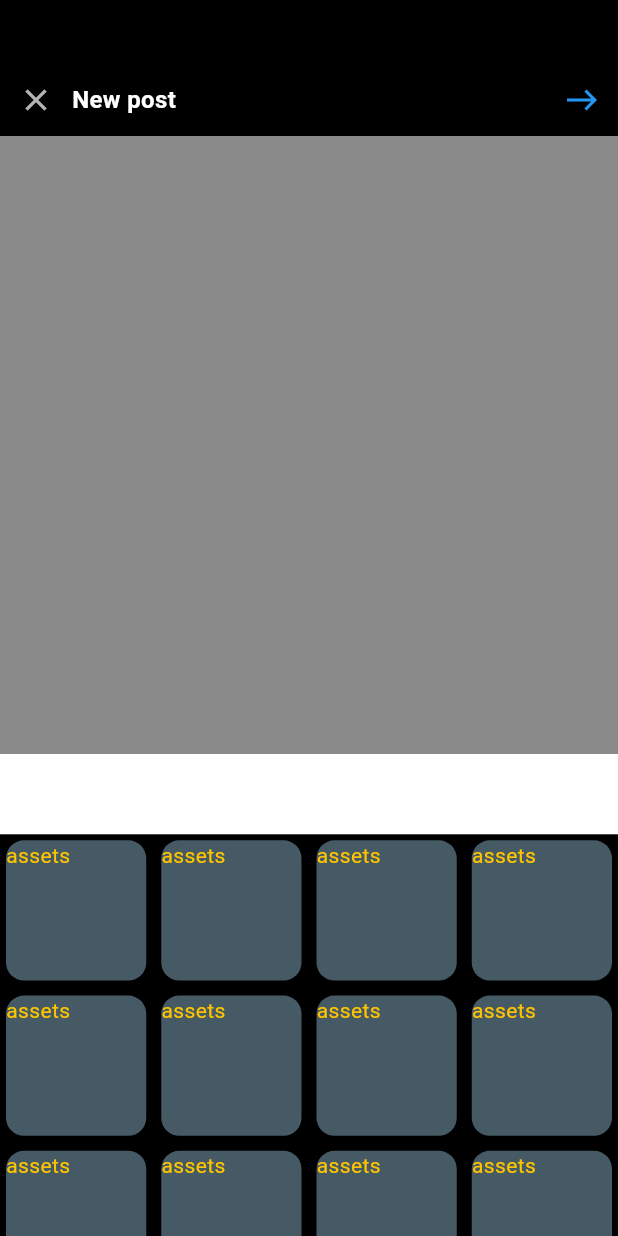
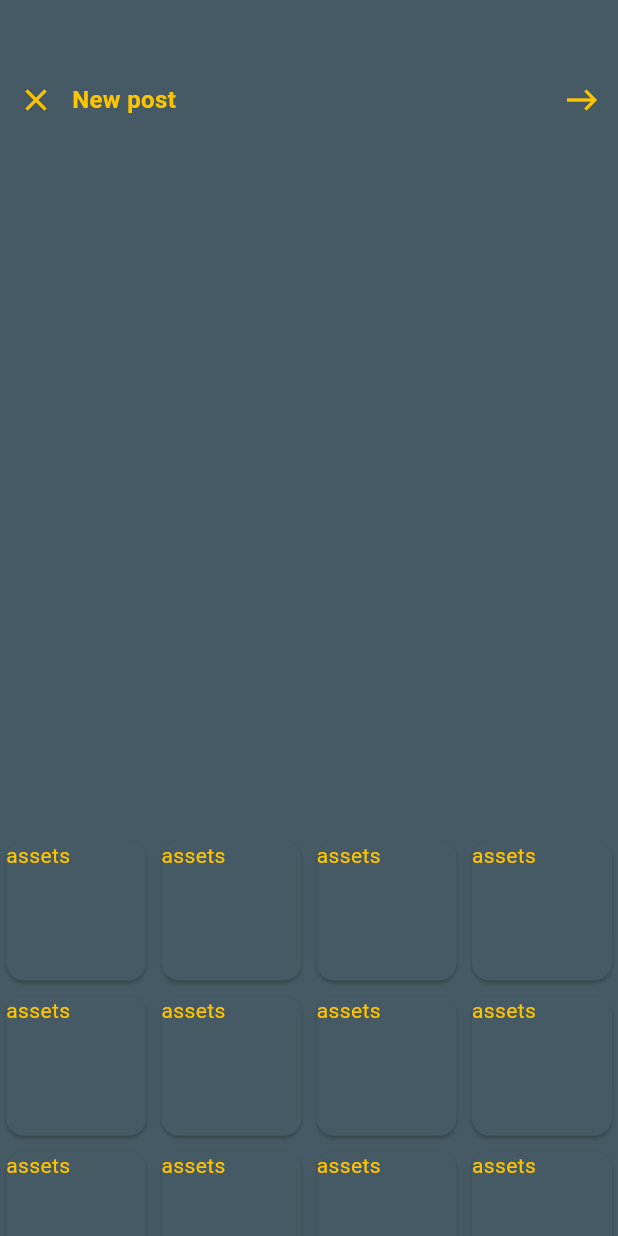
Before and after one commit to someonestaring/dungeon_master_death_dealer, a Flutter app: the ManualRegister screen opened directly, after a tap on "Next", after a tap on "Log in.", after a tap on the "control point" icon, on a phone screen of 412 x 824 dp. Run offline on Flutter 3.47's test engine with Material 2 defaults, Android fonts, the phone set to English and light mode, and no system bars; our stand-ins replace cloud_firestore, firebase_auth, firebase_core, firebase_messaging, google_fonts; missing offline and left inert: flutter_facebook_auth; accounts and stored records are empty.

Commit message:
comments out most of the override style stuff across screens, could/should change out widgets altogether to utilize theme better

```diff
--- a/lib/main.dart
+++ b/lib/main.dart
@@ -1,7 +1,6 @@
 import 'package:flutter/material.dart';
 import 'package:dungeon_master_death_dealer/screens/splish.dart';
 import 'package:dungeon_master_death_dealer/state/app_state.dart';
-import 'package:dungeon_master_death_dealer/themes/themes.dart';
 import 'package:firebase_core/firebase_core.dart';
 import 'firebase_options.dart';
 
--- a/lib/screens/!auth/ext/login.dart
+++ b/lib/screens/!auth/ext/login.dart
@@ -72,10 +72,11 @@ class LoginState extends State<Login> {
             'DM: DD',
             style: GoogleFonts.dancingScript(
               textStyle: const TextStyle(
-                  color: Colors.white70,
-                  fontSize: 42.0,
-                  // wordSpacing: 0.75,
-                  fontWeight: FontWeight.w900),
+                // color: Colors.white70,
+                fontSize: 42.0,
+                // wordSpacing: 0.75,
+                fontWeight: FontWeight.w900,
+              ),
             ),
           ),
         ),
@@ -94,11 +95,15 @@ class LoginState extends State<Login> {
                   ),
                   child: TextFormField(
                     controller: signInCont,
-                    style: const TextStyle(color: Colors.white38),
-                    decoration: InputDecoration(
+                    style: const TextStyle(
+                        // color: Colors.white38,
+                        ),
+                    decoration: const InputDecoration(
                       filled: true,
-                      fillColor: Colors.grey[800],
-                      hintStyle: const TextStyle(color: Colors.white38),
+                      // fillColor: Colors.grey[800],
+                      hintStyle: TextStyle(
+                          // color: Colors.white38,
+                          ),
                       hintText: 'Phone Number, Email, or Username',
                     ),
                     validator: (String? value) {
@@ -116,16 +121,20 @@ class LoginState extends State<Login> {
                   child: TextFormField(
                     controller: passCont,
                     obscureText: true,
-                    style: const TextStyle(color: Colors.white38),
-                    decoration: InputDecoration(
+                    style: const TextStyle(
+                        // color: Colors.white38,
+                        ),
+                    decoration: const InputDecoration(
                       filled: true,
-                      fillColor: Colors.grey[800],
+                      // fillColor: Colors.grey[800],
                       alignLabelWithHint: true,
-                      hintStyle: const TextStyle(color: Colors.white38),
+                      hintStyle: TextStyle(
+                          // color: Colors.white38,
+                          ),
                       hintText: 'Password',
-                      suffixIcon: const Icon(
+                      suffixIcon: Icon(
                         Icons.visibility_off,
-                        color: Colors.white38,
+                        // color: Colors.white38,
                       ),
                     ),
                     validator: (String? value) {
@@ -140,7 +149,9 @@ class LoginState extends State<Login> {
                   ),
                 ),
                 Padding(
-                  padding: const EdgeInsets.only(bottom: 0.0),
+                  padding: const EdgeInsets.only(
+                    bottom: 0.0,
+                  ),
                   child: SizedBox(
                     width: size.width,
                     child: ElevatedButton(
@@ -151,7 +162,9 @@ class LoginState extends State<Login> {
                           logIn();
                         }
                       },
-                      child: const Text('Log In'),
+                      child: const Text(
+                        'Log In',
+                      ),
                     ),
                   ),
                 ),
@@ -161,8 +174,8 @@ class LoginState extends State<Login> {
                     const Text(
                       'Forgot your login details?',
                       style: TextStyle(
-                        color: Colors.white70,
-                      ),
+                          // color: Colors.white70,
+                          ),
                     ),
                     TextButton(
                       onPressed: () {
@@ -171,7 +184,9 @@ class LoginState extends State<Login> {
                       child: const Text(
                         'Get help logging in.',
                         style: TextStyle(
-                            color: Colors.white, fontWeight: FontWeight.bold),
+                          // color: Colors.white,
+                          fontWeight: FontWeight.bold,
+                        ),
                       ),
                     ),
                   ],
@@ -183,20 +198,25 @@ class LoginState extends State<Login> {
                     children: [
                       Expanded(
                         child: Divider(
-                          color: Colors.white70,
-                        ),
+                            // color: Colors.white70,
+                            ),
                       ),
                       Padding(
-                        padding: EdgeInsets.only(left: 12, right: 12),
+                        padding: EdgeInsets.only(
+                          left: 12,
+                          right: 12,
+                        ),
                         child: Text(
                           'OR',
-                          style: TextStyle(color: Colors.white70),
+                          style: TextStyle(
+                              // color: Colors.white70,
+                              ),
                         ),
                       ),
                       Expanded(
                         child: Divider(
-                          color: Colors.white70,
-                        ),
+                            // color: Colors.white70,
+                            ),
                       ),
                     ],
                   ),
@@ -224,8 +244,13 @@ class LoginState extends State<Login> {
                   child: const Row(
                     mainAxisAlignment: MainAxisAlignment.center,
                     children: [
-                      Icon(Icons.facebook, color: Colors.white),
-                      Text('Login with Facebook')
+                      Icon(
+                        Icons.facebook,
+                        // color: Colors.white,
+                      ),
+                      Text(
+                        'Login with Facebook',
+                      )
                     ],
                   ),
                 )
@@ -269,7 +294,10 @@ class LoginState extends State<Login> {
 
   void navigate(BuildContext context) {
     Navigator.of(context).pushReplacement(
-        MaterialPageRoute(builder: (BuildContext context) => const Utility()));
+      MaterialPageRoute(
+        builder: (BuildContext context) => const Utility(),
+      ),
+    );
   }
 
   Future<void> getCountries() async {
@@ -372,11 +400,15 @@ class LoginState extends State<Login> {
                   TextFormField(
                     keyboardType: TextInputType.number,
                     controller: smsCont,
-                    style: const TextStyle(color: Colors.white38),
-                    decoration: InputDecoration(
+                    style: const TextStyle(
+                        // color: Colors.white38,
+                        ),
+                    decoration: const InputDecoration(
                       filled: true,
-                      fillColor: Colors.grey[800],
-                      hintStyle: const TextStyle(color: Colors.white38),
+                      // fillColor: Colors.grey[800],
+                      hintStyle: TextStyle(
+                          // color: Colors.white38,
+                          ),
                       hintText: 'SMS Code',
                     ),
                     validator: (String? value) {
@@ -493,7 +525,9 @@ class LoginState extends State<Login> {
           // print('parses number');
           if (!verification) {
             await auth.verifyPhoneNumber(
-              timeout: const Duration(seconds: 60),
+              timeout: const Duration(
+                seconds: 60,
+              ),
               phoneNumber: phoneNumber!,
               verificationCompleted: veriCompleted,
               verificationFailed: veriFailed,
@@ -524,7 +558,7 @@ class LoginState extends State<Login> {
   Widget build(BuildContext context) {
     return Scaffold(
       bottomNavigationBar: bottomNav(context),
-      backgroundColor: Colors.black,
+      // backgroundColor: Colors.black,
       body: Center(
         child: bodyContent(context),
       ),
--- a/lib/screens/!auth/ext/man_reg.dart
+++ b/lib/screens/!auth/ext/man_reg.dart
@@ -72,8 +72,8 @@ class ManualRegisterState extends State<ManualRegister> {
           const Text(
             'Already have an account?',
             style: TextStyle(
-              color: Colors.white70,
-            ),
+                // color: Colors.white70,
+                ),
           ),
           TextButton(
             onPressed: () {
@@ -86,7 +86,7 @@ class ManualRegisterState extends State<ManualRegister> {
             child: const Text(
               'Log in.',
               style: TextStyle(
-                color: Colors.white,
+                // color: Colors.white,
                 fontWeight: FontWeight.bold,
               ),
             ),
@@ -109,7 +109,7 @@ class ManualRegisterState extends State<ManualRegister> {
               radius: 85,
               child: Icon(
                 Icons.account_circle_outlined,
-                color: Colors.white70,
+                // color: Colors.white70,
                 size: 172,
               ),
             ),
@@ -196,9 +196,11 @@ class ManualRegisterState extends State<ManualRegister> {
                   TextFormField(
                     decoration: InputDecoration(
                       filled: true,
-                      fillColor: Colors.grey[800],
+                      // fillColor: Colors.grey[800],
                       alignLabelWithHint: true,
-                      hintStyle: const TextStyle(color: Colors.white38),
+                      hintStyle: const TextStyle(
+                          // color: Colors.white38,
+                          ),
                       hintText: !methodType ? 'Phone Number' : 'Email',
                     ),
                     controller: !methodType ? phoneCont : emailCont,
@@ -226,12 +228,16 @@ class ManualRegisterState extends State<ManualRegister> {
                         : TextInputType.emailAddress,
                   ),
                   Padding(
-                    padding: EdgeInsets.symmetric(vertical: size.height * 0.01),
+                    padding: EdgeInsets.symmetric(
+                      vertical: size.height * 0.01,
+                    ),
                     child: Text(
                       !methodType
                           ? 'You may receive SMS updates from Demo_Gram and can opt out at any time.'
                           : '',
-                      style: const TextStyle(color: Colors.white54),
+                      style: const TextStyle(
+                          // color: Colors.white54,
+                          ),
                       textAlign: TextAlign.center,
                     ),
                   ),
@@ -241,7 +247,9 @@ class ManualRegisterState extends State<ManualRegister> {
                       SizedBox(
                         width: size.width * 0.9,
                         child: ElevatedButton(
-                          child: const Text('Next'),
+                          child: const Text(
+                            'Next',
+                          ),
                           onPressed: () {
                             if (formKey.currentState == null) {
                               print("formKey.currentState is null!");
@@ -257,41 +265,51 @@ class ManualRegisterState extends State<ManualRegister> {
               ),
             ),
             Padding(
-              padding: const EdgeInsets.only(top: 12),
+              padding: const EdgeInsets.only(
+                top: 12,
+              ),
               child: Row(
                 mainAxisAlignment: MainAxisAlignment.center,
                 children: [
                   SizedBox(
                     width: size.width * 0.4,
                     child: const Divider(
-                      color: Colors.white70,
-                    ),
+                        // color: Colors.white70,
+                        ),
                   ),
                   const Padding(
-                    padding: EdgeInsets.only(left: 12, right: 12),
+                    padding: EdgeInsets.only(
+                      left: 12,
+                      right: 12,
+                    ),
                     child: Text(
                       'OR',
-                      style: TextStyle(color: Colors.white70),
+                      style: TextStyle(
+                          // color: Colors.white70,
+                          ),
                     ),
                   ),
                   SizedBox(
                     width: size.width * 0.4,
                     child: const Divider(
-                      color: Colors.white70,
-                    ),
+                        // color: Colors.white70,
+                        ),
                   ),
                 ],
               ),
             ),
             Padding(
-              padding: EdgeInsets.only(top: size.height * 0.02),
+              padding: EdgeInsets.only(
+                top: size.height * 0.02,
+              ),
               child: OutlinedButton(
                 style: ButtonStyle(
                   side: MaterialStateProperty.all(
                     const BorderSide(
-                        color: Colors.white70,
-                        width: 1.0,
-                        style: BorderStyle.solid),
+                      // color: Colors.white70,
+                      width: 1.0,
+                      style: BorderStyle.solid,
+                    ),
                   ),
                 ),
                 onPressed: () {},
@@ -306,8 +324,8 @@ class ManualRegisterState extends State<ManualRegister> {
                       Text(
                         'Continue with Facebook',
                         style: TextStyle(
-                          color: Colors.white,
-                        ),
+                            // color: Colors.white,
+                            ),
                       ),
                     ],
                   ),
@@ -320,7 +338,7 @@ class ManualRegisterState extends State<ManualRegister> {
     }
 
     return Scaffold(
-      backgroundColor: Colors.black,
+      // backgroundColor: Colors.black,
       body: bodyContent(),
       bottomNavigationBar: bottomNav(),
     );
--- a/lib/screens/auth/ext/body_ext/post_body.dart
+++ b/lib/screens/auth/ext/body_ext/post_body.dart
@@ -8,7 +8,6 @@ class PostBody extends StatefulWidget {
 }
 
 class PostBodyState extends State<PostBody> {
-
   @override
   void initState() {
     super.initState();
@@ -32,8 +31,8 @@ class PostBodyState extends State<PostBody> {
         width: size.width,
         child: const DecoratedBox(
           decoration: BoxDecoration(
-            color: Colors.white54,
-          ),
+              // color: Colors.white54,
+              ),
         ),
       );
     }
@@ -44,15 +43,17 @@ class PostBodyState extends State<PostBody> {
         width: size.width,
         child: const DecoratedBox(
           decoration: BoxDecoration(
-            color: Colors.white,
-          ),
+              // color: Colors.white,
+              ),
         ),
       );
     }
 
     Widget mediaGrid() {
       return DecoratedBox(
-        decoration: const BoxDecoration(color: Colors.transparent),
+        decoration: const BoxDecoration(
+            // color: Colors.transparent,
+            ),
         child: GridView.builder(
           addRepaintBoundaries: false,
           scrollDirection: Axis.vertical,
@@ -76,7 +77,10 @@ class PostBodyState extends State<PostBody> {
 
     PreferredSizeWidget appBar() {
       return PreferredSize(
-        preferredSize: Size(size.width, size.height * 0.15),
+        preferredSize: Size(
+          size.width,
+          size.height * 0.15,
+        ),
         child: SizedBox(
           height: size.height * 0.11,
           child: Row(
@@ -91,13 +95,13 @@ class PostBodyState extends State<PostBody> {
                     },
                     icon: const Icon(
                       Icons.close,
-                      color: Colors.white70,
+                      // color: Colors.white70,
                     ),
                   ),
                   const Text(
                     'New post',
                     style: TextStyle(
-                      color: Colors.white,
+                      // color: Colors.white,
                       fontWeight: FontWeight.bold,
                       fontSize: 16,
                     ),
@@ -115,7 +119,7 @@ class PostBodyState extends State<PostBody> {
                 },
                 icon: const Icon(
                   Icons.east,
-                  color: Colors.blue,
+                  // color: Colors.blue,
                 ),
               ),
             ],
@@ -139,7 +143,7 @@ class PostBodyState extends State<PostBody> {
     }
 
     return Scaffold(
-      backgroundColor: Colors.black,
+      // backgroundColor: Colors.black,
       appBar: appBar(),
       body: bodyContent(),
     );
--- a/lib/screens/auth/ext/home.dart
+++ b/lib/screens/auth/ext/home.dart
@@ -28,7 +28,7 @@ class HomeScreenState extends State<HomeScreen> {
           height: size.height * 0.11,
           child: DecoratedBox(
             decoration: const BoxDecoration(
-              color: Colors.black,
+              // color: Colors.black,
               // boxShadow: [
               //     color: Color.fromARGB(255, 94, 146, 172),
               //     offset: Offset.fromDirection(90, 0.35)
@@ -50,7 +50,7 @@ class HomeScreenState extends State<HomeScreen> {
                         'DM: DD',
                         style: GoogleFonts.dancingScript(
                           textStyle: const TextStyle(
-                            color: Colors.white,
+                            // color: Colors.white,
                             fontSize: 22.0,
                             // wordSpacing: 0.75,
                             fontWeight: FontWeight.w900,
@@ -71,7 +71,7 @@ class HomeScreenState extends State<HomeScreen> {
                           },
                           icon: const Icon(
                             Icons.control_point_sharp,
-                            color: Colors.white,
+                            // color: Colors.white,
                           ),
                         ),
                         IconButton(
@@ -82,7 +82,7 @@ class HomeScreenState extends State<HomeScreen> {
                           },
                           icon: const Icon(
                             Icons.favorite_border_outlined,
-                            color: Colors.white,
+                            // color: Colors.white,
                           ),
                         ),
                         IconButton(
@@ -91,7 +91,7 @@ class HomeScreenState extends State<HomeScreen> {
                           },
                           icon: const Icon(
                             Icons.message_outlined,
-                            color: Colors.white,
+                            // color: Colors.white,
                           ),
                         ),
                       ],
@@ -131,7 +131,7 @@ class HomeScreenState extends State<HomeScreen> {
         width: size.width,
         child: DecoratedBox(
           decoration: const BoxDecoration(
-            color: Colors.black,
+            // color: Colors.black,
           ),
           child: Row(
             // TODO: conditionally render active Icons
@@ -146,7 +146,7 @@ class HomeScreenState extends State<HomeScreen> {
                 },
                 icon: const Icon(
                   Icons.home_outlined,
-                  color: Colors.white,
+                  // color: Colors.white,
                 ),
               ),
               IconButton(
@@ -158,7 +158,7 @@ class HomeScreenState extends State<HomeScreen> {
                 },
                 icon: const Icon(
                   Icons.search,
-                  color: Colors.white,
+                  // color: Colors.white,
                 ),
               ),
               IconButton(
@@ -175,7 +175,7 @@ class HomeScreenState extends State<HomeScreen> {
                 },
                 icon: const Icon(
                   Icons.control_point_sharp,
-                  color: Colors.white,
+                  // color: Colors.white,
                 ),
               ),
               IconButton(
@@ -187,7 +187,7 @@ class HomeScreenState extends State<HomeScreen> {
                 },
                 icon: const Icon(
                   Icons.favorite_border_outlined,
-                  color: Colors.white,
+                  // color: Colors.white,
                 ),
               ),
               IconButton(
@@ -199,7 +199,7 @@ class HomeScreenState extends State<HomeScreen> {
                 },
                 icon: const Icon(
                   Icons.person_outline,
-                  color: Colors.white,
+                  // color: Colors.white,
                 ),
               ),
             ],
--- a/lib/screens/auth/utility.dart
+++ b/lib/screens/auth/utility.dart
@@ -10,7 +10,7 @@ class Utility extends StatelessWidget {
   Widget build(BuildContext context) {
     PageController pageCont = AppStateScope.of(context).pageCont;
     return Scaffold(
-      backgroundColor: Colors.black45,
+      // backgroundColor: Colors.black45,
       body: Center(
         child: PageView(
           physics: const BouncingScrollPhysics(),
--- a/lib/themes/themes.dart
+++ b/lib/themes/themes.dart
@@ -1,4 +1,3 @@
-import 'dart:ffi';
 
 import 'package:flutter/material.dart';
 
```
Also changed, not shown: lib/screens/!auth/authority.dart (+40 -17 lines), lib/screens/!auth/ext/next.dart (+57 -27 lines), lib/screens/!auth/ext/signup.dart (+31 -16 lines), lib/screens/!auth/ext/username.dart (+25 -13 lines), lib/screens/auth/ext/messages.dart (+20 -15 lines), lib/screens/splish.dart (+7 -6 lines).
